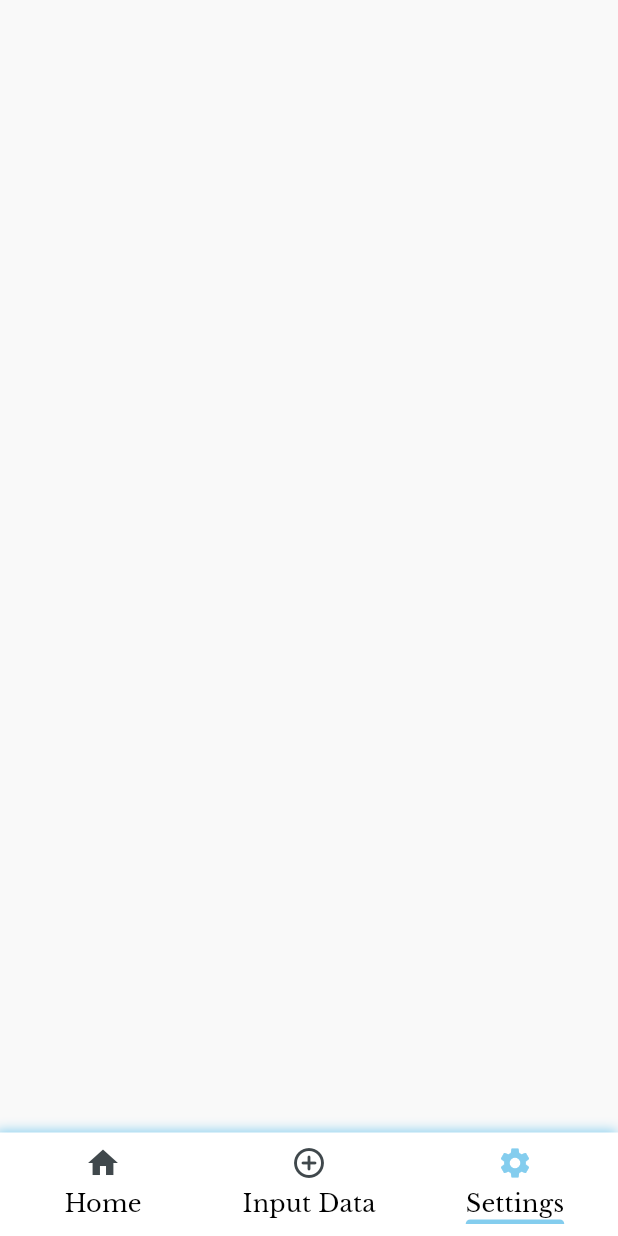
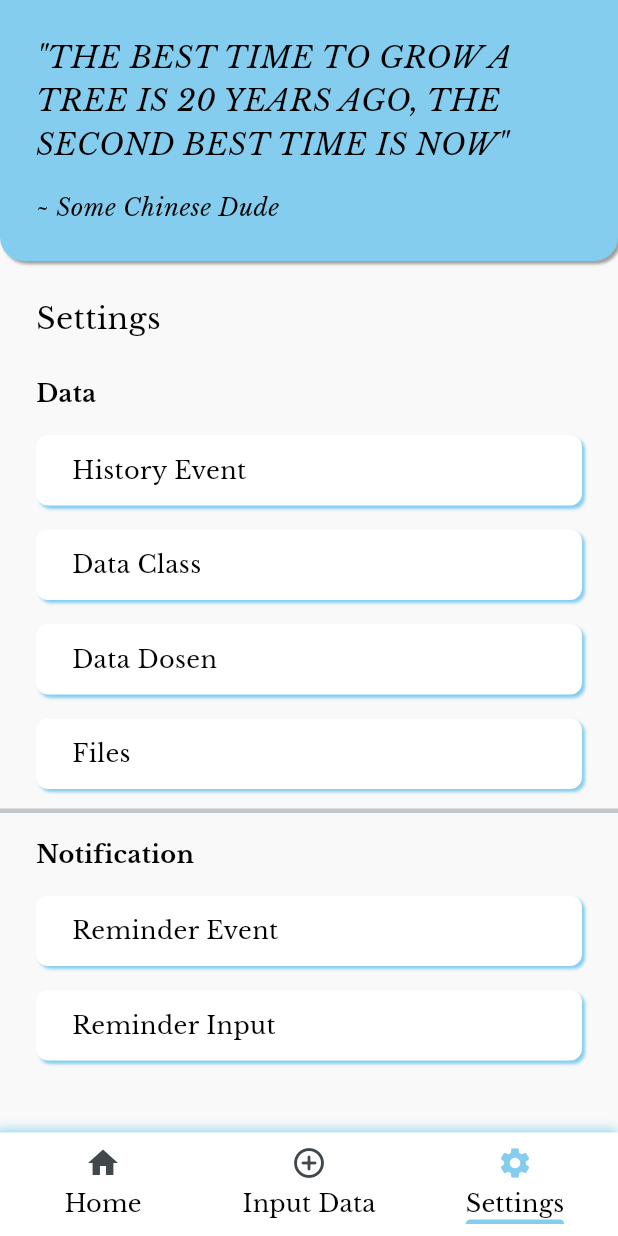
Before and after one commit to AndreeMeilio/college-scheduler, a Flutter app: the BasePage screen opened directly, item 3 of the bottom bar chosen, on a phone screen of 412 x 824 dp. Run offline on Flutter 3.47's test engine with Material 3 defaults, Android fonts, the light colour scheme and no system bars; our stand-ins replace page_transition, toastification.

Commit message:
adding setting tab page

```diff
--- a/lib/pages/input_data_page.dart
+++ b/lib/pages/input_data_page.dart
@@ -19,6 +19,7 @@ class InputDataPage extends StatelessWidget {
           children: [
             QuoteWidget(),
             Container(
+              alignment: Alignment.centerLeft,
               margin: const EdgeInsets.symmetric(horizontal: 24.0),
               child: Text(
                 "Create Event Schedule",
--- a/lib/pages/settings_page.dart
+++ b/lib/pages/settings_page.dart
@@ -1,3 +1,6 @@
+import 'package:college_scheduler/components/quote_widget.dart';
+import 'package:college_scheduler/config/color_config.dart';
+import 'package:college_scheduler/config/text_style_config.dart';
 import 'package:flutter/material.dart';
 
 class SettingsPage extends StatelessWidget {
@@ -5,6 +8,170 @@ class SettingsPage extends StatelessWidget {
 
   @override
   Widget build(BuildContext context) {
-    return Scaffold();
+    return SafeArea(
+      child: SingleChildScrollView(
+        child: Column(
+          spacing: 24.0,
+          // crossAxisAlignment: CrossAxisAlignment.stretch,
+          children: [
+            QuoteWidget(),
+            Container(
+              alignment: Alignment.centerLeft,
+              margin: const EdgeInsets.symmetric(horizontal: 24.0),
+              child: Text(
+                "Settings",
+                style: TextStyleConfig.heading1,
+              ),
+            ),
+            SettingsListWidget(),
+          ],
+        ),
+      ),
+    );
   }
 }
+
+class SettingsListWidget extends StatefulWidget {
+  const SettingsListWidget({super.key});
+
+  @override
+  State<SettingsListWidget> createState() => _SettingsListWidgetState();
+}
+
+class _SettingsListWidgetState extends State<SettingsListWidget> {
+
+  late List<Map<String, dynamic>> _dataMenu;
+
+  @override
+  void initState() {
+    super.initState();
+
+    _dataMenu = List.from([
+      {
+        "label" : "Data",
+        "item": List.from(<String>[
+          "History Event",
+          "Data Class",
+          "Data Dosen",
+          "Files"
+        ])
+      },
+      {
+        "label" : "Notification",
+        "item": List.from(<String>[
+          "Reminder Event",
+          "Reminder Input"
+        ])
+      },
+    ]);
+  }
+
+  @override
+  Widget build(BuildContext context) {
+    return ListView.separated(
+      shrinkWrap: true,
+      physics: NeverScrollableScrollPhysics(),
+      itemBuilder: (context, index){
+        return SettingsDataSectionWidget(
+          label: _dataMenu[index]["label"],
+          dataMenu: _dataMenu[index]["item"],
+        );
+      },
+      separatorBuilder: (context, index){
+        return Container(
+          padding: const EdgeInsets.symmetric(vertical: 16.0),
+          child: Divider(
+            height: 0.0,
+            thickness: 3,
+          ),
+        );
+      },
+      itemCount: _dataMenu.length
+    );
+  }
+}
+
+class SettingsDataSectionWidget extends StatelessWidget {
+  SettingsDataSectionWidget({
+    super.key,
+    required String label,
+    required List dataMenu
+  }) : _label = label,
+       _dataMenu = dataMenu;
+
+  final String _label;
+  final List _dataMenu;
+
+  @override
+  Widget build(BuildContext context) {
+    return Container(
+      margin: const EdgeInsets.symmetric(horizontal: 24.0),
+      child: Column(
+        spacing: 16.0,
+        crossAxisAlignment: CrossAxisAlignment.stretch,
+        children: [
+          Text(
+            _label,
+            style: TextStyleConfig.body1bold,
+          ),
+          ListView.separated(
+            itemCount: _dataMenu.length,
+            shrinkWrap: true,
+            separatorBuilder: (context, index) {
+              return const SizedBox(height: 16.0,);
+            },
+            physics: NeverScrollableScrollPhysics(),
+            itemBuilder: (context, index){
+              return SettingsDataListItem(
+                menu: _dataMenu[index],
+              );
+            },
+          ),
+        ],
+      ),
+    );
+  }
+}
+
+class SettingsDataListItem extends StatelessWidget {
+  SettingsDataListItem({
+    super.key,
+    required String menu
+  }) : _menu = menu;
+
+  final String _menu;
+
+  @override
+  Widget build(BuildContext context) {
+    return Container(
+      decoration: BoxDecoration(
+        color: Colors.white,
+        borderRadius: BorderRadius.all(Radius.circular(8.0)),
+        boxShadow: [
+          BoxShadow(
+            color: ColorConfig.mainColor,
+            offset: Offset(2, 2),
+            blurRadius: 1
+          )
+        ]
+      ),
+      child: Material(
+        color: Colors.transparent,
+        child: InkWell(
+          onTap: (){
+
+          },
+          splashColor: Colors.black.withAlpha(25),
+          borderRadius: BorderRadius.all(Radius.circular(8.0)),
+          child: Container(
+            padding: const EdgeInsets.symmetric(horizontal: 24.0, vertical: 12.0),
+            child: Text(
+              _menu,
+              style: TextStyleConfig.body1,
+            ),
+          ),
+        ),
+      ),
+    );
+  }
+}
```
